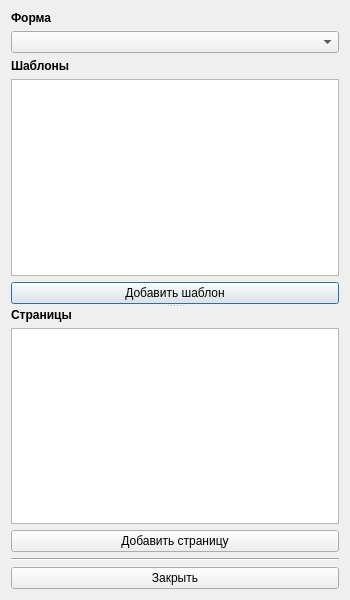
Qt form designer/templateslistsialogwindow.ui (Artemako/auto-exec-doc) before a commit.
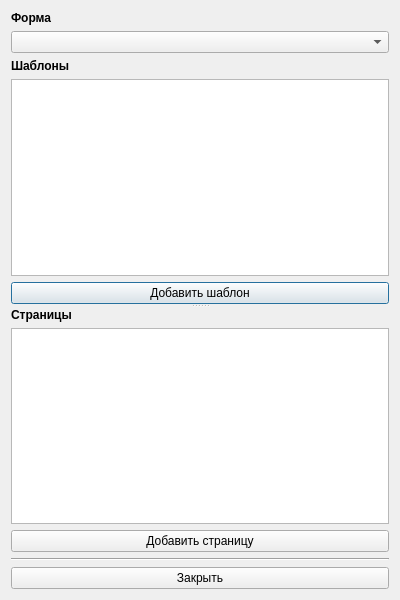
The same form after that commit. Icons and pictures are not drawn.

```diff
--- a/designer/templateslistsialogwindow.ui
+++ b/designer/templateslistsialogwindow.ui
@@ -6,13 +6,19 @@
    <rect>
     <x>0</x>
     <y>0</y>
-    <width>350</width>
+    <width>400</width>
     <height>600</height>
    </rect>
   </property>
+  <property name="minimumSize">
+   <size>
+    <width>400</width>
+    <height>0</height>
+   </size>
+  </property>
   <property name="maximumSize">
    <size>
-    <width>16777215</width>
+    <width>400</width>
     <height>16777215</height>
    </size>
   </property>
```
